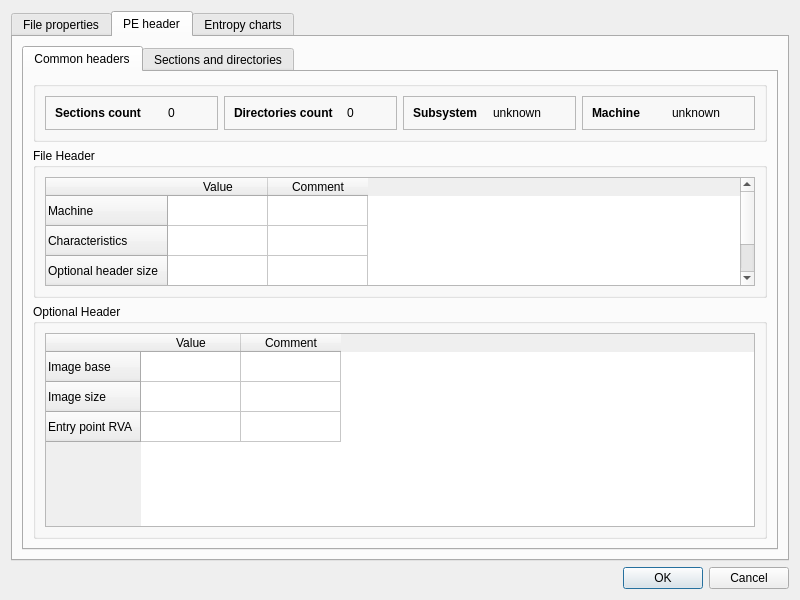
Above: fpropsdialog.ui from vvd7683/SimScanner before the change. Below: the same form after it.
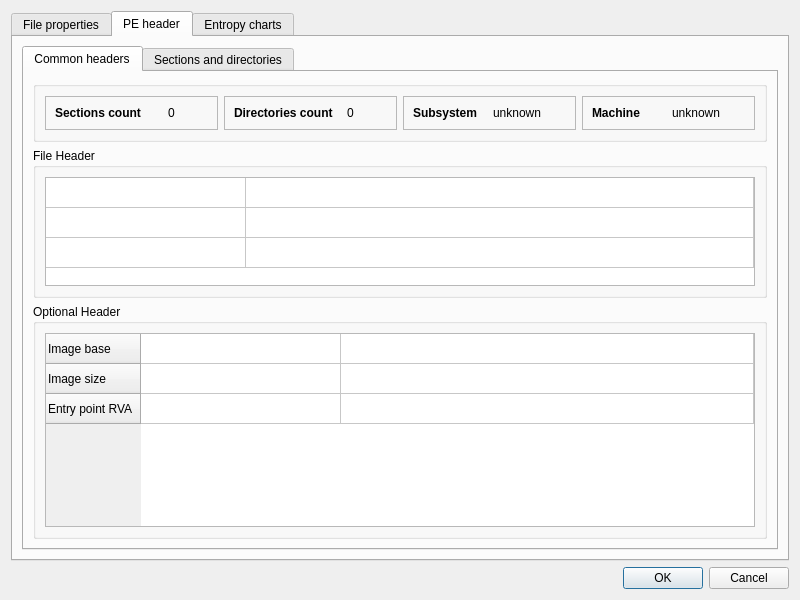
That is the form after the change. The open tabs and pages were chosen to show the change. Icons and pictures are not drawn.

```diff
--- a/fpropsdialog.ui
+++ b/fpropsdialog.ui
@@ -455,6 +455,18 @@
              <layout class="QHBoxLayout" name="horizontalLayout_5">
               <item>
                <widget class="QTableWidget" name="tblFileHeader">
+                <attribute name="horizontalHeaderVisible">
+                 <bool>false</bool>
+                </attribute>
+                <attribute name="horizontalHeaderDefaultSectionSize">
+                 <number>200</number>
+                </attribute>
+                <attribute name="horizontalHeaderStretchLastSection">
+                 <bool>true</bool>
+                </attribute>
+                <attribute name="verticalHeaderVisible">
+                 <bool>false</bool>
+                </attribute>
                 <row>
                  <property name="text">
                   <string>Machine</string>
@@ -506,6 +518,15 @@
              <layout class="QHBoxLayout" name="horizontalLayout_6">
               <item>
                <widget class="QTableWidget" name="tblOptionalHeader">
+                <attribute name="horizontalHeaderVisible">
+                 <bool>false</bool>
+                </attribute>
+                <attribute name="horizontalHeaderDefaultSectionSize">
+                 <number>200</number>
+                </attribute>
+                <attribute name="horizontalHeaderStretchLastSection">
+                 <bool>true</bool>
+                </attribute>
                 <row>
                  <property name="text">
                   <string>Image base</string>
```
